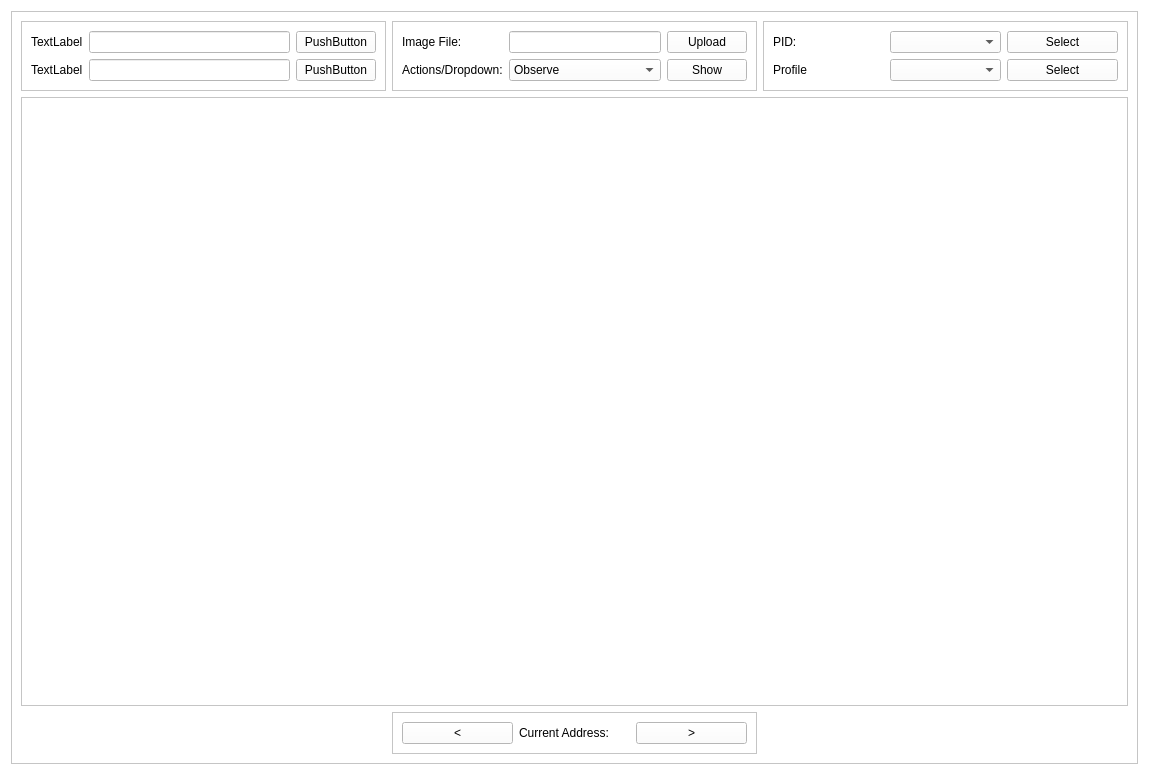
The window that form.ui (Masrik-Dahir/VMI) describes before a commit, drawn with Qt 5.
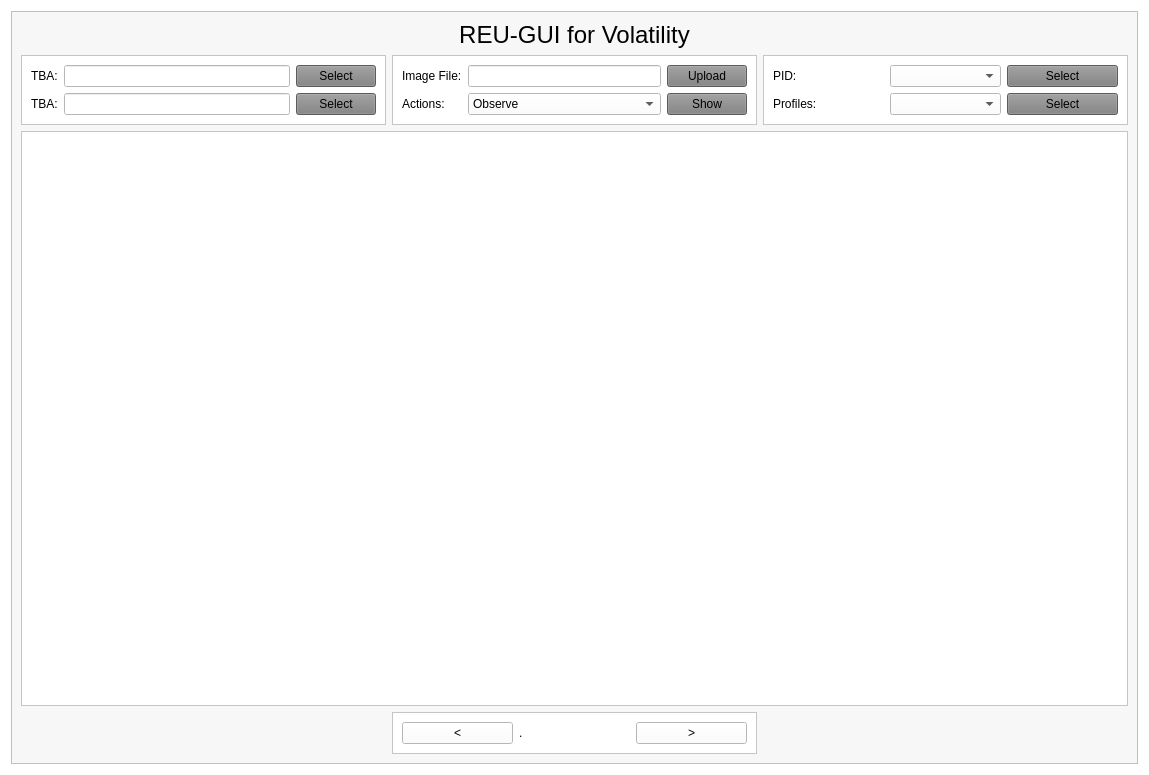
The same window after the commit.

The edit to the form file:
```diff
--- a/form.ui
+++ b/form.ui
@@ -26,7 +26,7 @@
      <item row="0" column="1">
       <widget class="QFrame" name="frame">
        <property name="styleSheet">
-        <string notr="true">background-color: rgb(255, 255, 255);</string>
+        <string notr="true">background-color: rgb(247, 247, 247);</string>
        </property>
        <property name="frameShape">
         <enum>QFrame::StyledPanel</enum>
@@ -35,106 +35,7 @@
         <enum>QFrame::Raised</enum>
        </property>
        <layout class="QGridLayout" name="gridLayout_9">
-        <item row="2" column="0">
-         <spacer name="horizontalSpacer_2">
-          <property name="orientation">
-           <enum>Qt::Horizontal</enum>
-          </property>
-          <property name="sizeHint" stdset="0">
-           <size>
-            <width>40</width>
-            <height>20</height>
-           </size>
-          </property>
-         </spacer>
-        </item>
-        <item row="0" column="1">
-         <widget class="QFrame" name="frame_3">
-          <property name="styleSheet">
-           <string notr="true">background-color: rgb(255, 255, 255);</string>
-          </property>
-          <property name="frameShape">
-           <enum>QFrame::StyledPanel</enum>
-          </property>
-          <property name="frameShadow">
-           <enum>QFrame::Raised</enum>
-          </property>
-          <layout class="QGridLayout" name="gridLayout_5">
-           <item row="0" column="0">
-            <layout class="QGridLayout" name="gridLayout_3">
-             <item row="0" column="0">
-              <widget class="QLabel" name="label">
-               <property name="styleSheet">
-                <string notr="true">color: rgb(0, 0, 0);</string>
-               </property>
-               <property name="text">
-                <string>Image File:</string>
-               </property>
-              </widget>
-             </item>
-             <item row="0" column="2">
-              <widget class="QPushButton" name="pushButton">
-               <property name="styleSheet">
-                <string notr="true">color: rgb(0, 0, 0);</string>
-               </property>
-               <property name="text">
-                <string>Upload</string>
-               </property>
-              </widget>
-             </item>
-             <item row="1" column="0">
-              <widget class="QLabel" name="label_2">
-               <property name="styleSheet">
-                <string notr="true">color: rgb(0, 0, 0);</string>
-               </property>
-               <property name="text">
-                <string>Actions/Dropdown:</string>
-               </property>
-              </widget>
-             </item>
-             <item row="1" column="1">
-              <widget class="QComboBox" name="comboBox">
-               <property name="enabled">
-                <bool>true</bool>
-               </property>
-               <item>
-                <property name="text">
-                 <string>Observe</string>
-                </property>
-               </item>
-               <item>
-                <property name="text">
-                 <string>Processes</string>
-                </property>
-               </item>
-               <item>
-                <property name="text">
-                 <string>Raw RAM</string>
-                </property>
-               </item>
-               <item>
-                <property name="text">
-                 <string>Modify</string>
-                </property>
-               </item>
-              </widget>
-             </item>
-             <item row="1" column="2">
-              <widget class="QPushButton" name="pushButton_3">
-               <property name="text">
-                <string>Show</string>
-               </property>
-              </widget>
-             </item>
-             <item row="0" column="1">
-              <widget class="QLineEdit" name="lineEdit"/>
-             </item>
-            </layout>
-           </item>
-          </layout>
-         </widget>
-        </item>
-        <item row="1" column="0" colspan="3">
+        <item row="2" column="0" colspan="3">
          <layout class="QGridLayout" name="gridLayout_6">
           <item row="0" column="0">
            <widget class="QGraphicsView" name="graphicsView">
@@ -148,20 +49,69 @@
           </item>
          </layout>
         </item>
-        <item row="2" column="2">
-         <spacer name="horizontalSpacer">
-          <property name="orientation">
-           <enum>Qt::Horizontal</enum>
+        <item row="1" column="0">
+         <widget class="QFrame" name="frame_5">
+          <property name="styleSheet">
+           <string notr="true">background-color: rgb(255, 255, 255);</string>
           </property>
-          <property name="sizeHint" stdset="0">
-           <size>
-            <width>40</width>
-            <height>20</height>
-           </size>
+          <property name="frameShape">
+           <enum>QFrame::StyledPanel</enum>
           </property>
-         </spacer>
+          <property name="frameShadow">
+           <enum>QFrame::Raised</enum>
+          </property>
+          <layout class="QGridLayout" name="gridLayout_12">
+           <item row="0" column="0">
+            <layout class="QGridLayout" name="gridLayout_11">
+             <item row="0" column="2">
+              <widget class="QPushButton" name="pushButton_2">
+               <property name="autoFillBackground">
+                <bool>false</bool>
+               </property>
+               <property name="styleSheet">
+                <string notr="true">background-color: rgb(128, 128, 128);</string>
+               </property>
+               <property name="text">
+                <string>Select</string>
+               </property>
+              </widget>
+             </item>
+             <item row="0" column="1">
+              <widget class="QLineEdit" name="lineEdit_2"/>
+             </item>
+             <item row="0" column="0">
+              <widget class="QLabel" name="label_3">
+               <property name="text">
+                <string>TBA:</string>
+               </property>
+              </widget>
+             </item>
+             <item row="1" column="0">
+              <widget class="QLabel" name="label_6">
+               <property name="text">
+                <string>TBA:</string>
+               </property>
+              </widget>
+             </item>
+             <item row="1" column="2">
+              <widget class="QPushButton" name="pushButton_7">
+               <property name="styleSheet">
+                <string notr="true">background-color: rgb(128, 128, 128);</string>
+               </property>
+               <property name="text">
+                <string>Select</string>
+               </property>
+              </widget>
+             </item>
+             <item row="1" column="1">
+              <widget class="QLineEdit" name="lineEdit_4"/>
+             </item>
+            </layout>
+           </item>
+          </layout>
+         </widget>
         </item>
-        <item row="2" column="1">
+        <item row="3" column="1">
          <widget class="QFrame" name="frame_2">
           <property name="styleSheet">
            <string notr="true">background-color: rgb(146, 146, 146);
@@ -402,7 +352,7 @@
                 <string notr="true">color: rgb(0, 0, 0);</string>
                </property>
                <property name="text">
-                <string>Current Address: </string>
+                <string>.</string>
                </property>
               </widget>
              </item>
@@ -411,8 +361,11 @@
           </layout>
          </widget>
         </item>
-        <item row="0" column="2">
+        <item row="1" column="2">
          <widget class="QFrame" name="frame_4">
+          <property name="styleSheet">
+           <string notr="true">background-color: rgb(255, 255, 255);</string>
+          </property>
           <property name="frameShape">
            <enum>QFrame::StyledPanel</enum>
           </property>
@@ -424,6 +377,9 @@
             <layout class="QGridLayout" name="gridLayout_2">
              <item row="0" column="2">
               <widget class="QPushButton" name="pid_pushButton">
+               <property name="styleSheet">
+                <string notr="true">background-color: rgb(128, 128, 128);</string>
+               </property>
                <property name="text">
                 <string>Select</string>
                </property>
@@ -439,78 +395,195 @@
              <item row="1" column="0">
               <widget class="QLabel" name="label_5">
                <property name="text">
-                <string>Profile</string>
+                <string>Profiles:</string>
                </property>
               </widget>
              </item>
              <item row="1" column="2">
               <widget class="QPushButton" name="pushButton_6">
+               <property name="styleSheet">
+                <string notr="true">background-color: rgb(128, 128, 128);</string>
+               </property>
                <property name="text">
                 <string>Select</string>
                </property>
               </widget>
              </item>
              <item row="1" column="1">
-              <widget class="QComboBox" name="comboBox_2"/>
+              <widget class="QComboBox" name="comboBox_2">
+               <property name="styleSheet">
+                <string notr="true">font: 13pt &quot;Arial&quot;;
+color: rgb(0, 0, 0);
+selection-background-color: rgb(191, 191, 191);</string>
+               </property>
+              </widget>
              </item>
              <item row="0" column="1">
-              <widget class="QComboBox" name="pid_comboBox"/>
+              <widget class="QComboBox" name="pid_comboBox">
+               <property name="styleSheet">
+                <string notr="true">font: 13pt &quot;Arial&quot;;
+color: rgb(0, 0, 0);
+selection-background-color: rgb(191, 191, 191);</string>
+               </property>
+              </widget>
              </item>
             </layout>
            </item>
           </layout>
          </widget>
         </item>
-        <item row="0" column="0">
-         <widget class="QFrame" name="frame_5">
+        <item row="3" column="2">
+         <spacer name="horizontalSpacer">
+          <property name="orientation">
+           <enum>Qt::Horizontal</enum>
+          </property>
+          <property name="sizeHint" stdset="0">
+           <size>
+            <width>40</width>
+            <height>20</height>
+           </size>
+          </property>
+         </spacer>
+        </item>
+        <item row="1" column="1">
+         <widget class="QFrame" name="frame_3">
+          <property name="styleSheet">
+           <string notr="true">background-color: rgb(255, 255, 255);</string>
+          </property>
           <property name="frameShape">
            <enum>QFrame::StyledPanel</enum>
           </property>
           <property name="frameShadow">
            <enum>QFrame::Raised</enum>
           </property>
-          <layout class="QGridLayout" name="gridLayout_12">
+          <layout class="QGridLayout" name="gridLayout_5">
            <item row="0" column="0">
-            <layout class="QGridLayout" name="gridLayout_11">
-             <item row="0" column="2">
-              <widget class="QPushButton" name="pushButton_2">
-               <property name="text">
-                <string>PushButton</string>
-               </property>
-              </widget>
-             </item>
-             <item row="0" column="1">
-              <widget class="QLineEdit" name="lineEdit_2"/>
-             </item>
+            <layout class="QGridLayout" name="gridLayout_3">
              <item row="0" column="0">
-              <widget class="QLabel" name="label_3">
+              <widget class="QLabel" name="label">
+               <property name="styleSheet">
+                <string notr="true">color: rgb(0, 0, 0);</string>
+               </property>
                <property name="text">
-                <string>TextLabel</string>
+                <string>Image File:</string>
+               </property>
+              </widget>
+             </item>
+             <item row="0" column="2">
+              <widget class="QPushButton" name="pushButton">
+               <property name="styleSheet">
+                <string notr="true">background-color: rgb(128, 128, 128);</string>
+               </property>
+               <property name="text">
+                <string>Upload</string>
                </property>
               </widget>
              </item>
              <item row="1" column="0">
-              <widget class="QLabel" name="label_6">
+              <widget class="QLabel" name="label_2">
+               <property name="styleSheet">
+                <string notr="true">color: rgb(0, 0, 0);</string>
+               </property>
                <property name="text">
-                <string>TextLabel</string>
+                <string>Actions:</string>
                </property>
               </widget>
              </item>
+             <item row="1" column="1">
+              <widget class="QComboBox" name="comboBox">
+               <property name="enabled">
+                <bool>true</bool>
+               </property>
+               <property name="styleSheet">
+                <string notr="true">font: 13pt &quot;Arial&quot;;
+color: rgb(0, 0, 0);
+selection-background-color: rgb(191, 191, 191);</string>
+               </property>
+               <property name="editable">
+                <bool>false</bool>
+               </property>
+               <item>
+                <property name="text">
+                 <string>Observe</string>
+                </property>
+               </item>
+               <item>
+                <property name="text">
+                 <string>Processes</string>
+                </property>
+               </item>
+               <item>
+                <property name="text">
+                 <string>Raw RAM</string>
+                </property>
+               </item>
+               <item>
+                <property name="text">
+                 <string>Modify</string>
+                </property>
+               </item>
+              </widget>
+             </item>
              <item row="1" column="2">
-              <widget class="QPushButton" name="pushButton_7">
+              <widget class="QPushButton" name="pushButton_3">
+               <property name="styleSheet">
+                <string notr="true">background-color: rgb(128, 128, 128);</string>
+               </property>
                <property name="text">
-                <string>PushButton</string>
+                <string>Show</string>
                </property>
               </widget>
              </item>
-             <item row="1" column="1">
-              <widget class="QLineEdit" name="lineEdit_4"/>
+             <item row="0" column="1">
+              <widget class="QLineEdit" name="lineEdit">
+               <property name="readOnly">
+                <bool>true</bool>
+               </property>
+              </widget>
              </item>
             </layout>
            </item>
           </layout>
          </widget>
         </item>
+        <item row="3" column="0">
+         <spacer name="horizontalSpacer_2">
+          <property name="orientation">
+           <enum>Qt::Horizontal</enum>
+          </property>
+          <property name="sizeHint" stdset="0">
+           <size>
+            <width>40</width>
+            <height>20</height>
+           </size>
+          </property>
+         </spacer>
+        </item>
+        <item row="0" column="1">
+         <widget class="QLabel" name="label_7">
+          <property name="font">
+           <font>
+            <family>Arial</family>
+            <pointsize>18</pointsize>
+            <weight>50</weight>
+            <italic>false</italic>
+            <bold>false</bold>
+           </font>
+          </property>
+          <property name="styleSheet">
+           <string notr="true">font: 18pt &quot;Arial&quot;;</string>
+          </property>
+          <property name="text">
+           <string>REU-GUI for Volatility</string>
+          </property>
+          <property name="alignment">
+           <set>Qt::AlignCenter</set>
+          </property>
+          <property name="wordWrap">
+           <bool>false</bool>
+          </property>
+         </widget>
+        </item>
        </layout>
       </widget>
      </item>
```
Left out of the diff: 2 changed lines with no effect on the pictures.
